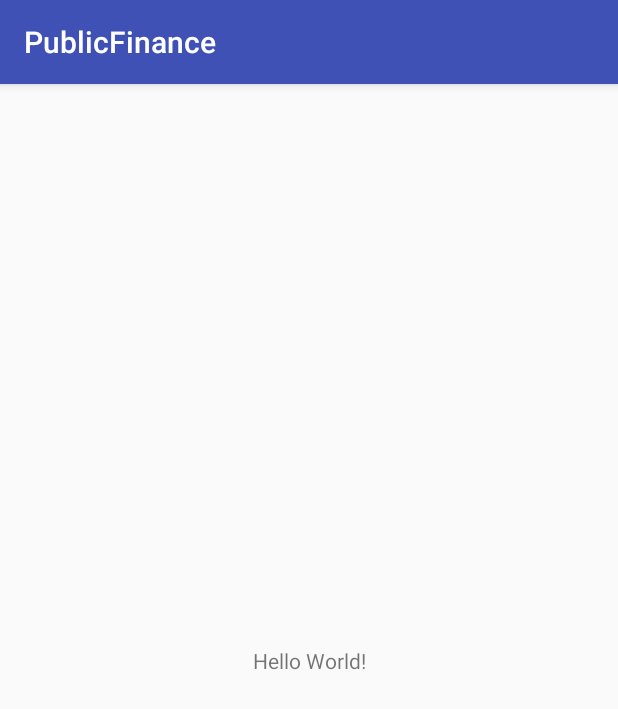
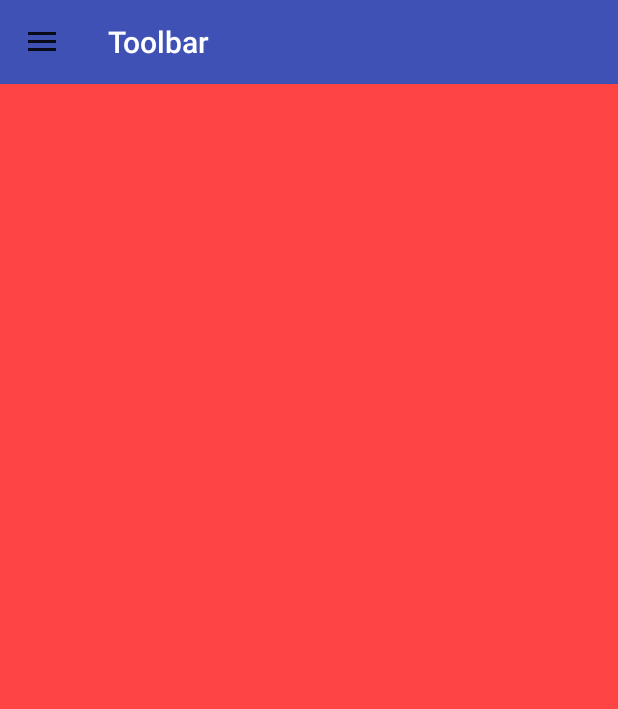
Before and after one commit to btbDriver/PublicFinance, an Android app: the screen it shows after launch (MainActivity), on a phone screen of 412 x 824 dp. Shown: the top 709 px of the screen. Run offline under Robolectric (Android 15) with nearby library versions, the phone set to English and light mode, and no system bars.

Commit message:
添加DrawerLayout侧滑菜单

```diff
--- a/app/src/main/java/finance/drive/com/publicfinance/MainActivity.kt
+++ b/app/src/main/java/finance/drive/com/publicfinance/MainActivity.kt
@@ -1,12 +1,45 @@
 package finance.drive.com.publicfinance
 
+import android.graphics.Color
+import android.os.Bundle
+import android.support.v4.widget.DrawerLayout
+import android.support.v7.app.ActionBarDrawerToggle
 import android.support.v7.app.AppCompatActivity
-import android.os.Bundle
+import android.support.v7.widget.Toolbar
+import android.widget.ArrayAdapter
+import android.widget.ListView
 
 class MainActivity : AppCompatActivity() {
+
+    //声明相关变量
+    var toolbar: Toolbar? = null
+    var mDrawerLayout: DrawerLayout? = null
+    var mDrawerToggle: ActionBarDrawerToggle? = null
+    var lvLeftMenu: ListView? = null
+    val lvs = arrayOf("个人信息", "团队管理", "财务中心", "大众财富", "公司咨询", "系统公告", "理财政策", "公司简介", "联系客服", "安全退出")
+    var arrayAdapter: ArrayAdapter<*>? = null
 
     override fun onCreate(savedInstanceState: Bundle?) {
         super.onCreate(savedInstanceState)
         setContentView(R.layout.activity_main)
+        findViews() //获取控件
+        toolbar!!.setTitle("Toolbar")//设置Toolbar标题
+        toolbar!!.setTitleTextColor(Color.parseColor("#ffffff")) //设置标题颜色
+        setSupportActionBar(toolbar)
+        supportActionBar!!.setHomeButtonEnabled(true) //设置返回键可用
+        supportActionBar!!.setDisplayHomeAsUpEnabled(true)
+        //创建返回键，并实现打开关/闭监听
+        mDrawerToggle = object : ActionBarDrawerToggle(this, mDrawerLayout, toolbar, R.string.open, R.string.close) {}
+        mDrawerToggle!!.syncState()
+        mDrawerLayout!!.addDrawerListener(mDrawerToggle!!)
+        //设置菜单列表
+        arrayAdapter = ArrayAdapter(this, android.R.layout.simple_list_item_1, lvs)
+        lvLeftMenu!!.setAdapter(arrayAdapter)
+    }
+
+    private fun findViews() {
+        toolbar = findViewById(R.id.tl_custom) as Toolbar
+        mDrawerLayout = findViewById(R.id.dl_left) as DrawerLayout
+        lvLeftMenu = findViewById(R.id.lv_left_menu) as ListView
     }
 }
--- a/app/src/main/res/layout/activity_main.xml
+++ b/app/src/main/res/layout/activity_main.xml
@@ -1,14 +1,15 @@
 <?xml version="1.0" encoding="utf-8"?>
-<android.support.constraint.ConstraintLayout
+<LinearLayout
     xmlns:android="http://schemas.android.com/apk/res/android"
-    xmlns:app="http://schemas.android.com/apk/res-auto"
-    xmlns:tools="http://schemas.android.com/tools" android:layout_width="match_parent"
+    xmlns:tools="http://schemas.android.com/tools"
+    android:layout_width="match_parent"
     android:layout_height="match_parent"
-    tools:context="finance.drive.com.publicfinance.MainActivity">
+    android:orientation="vertical"
+    >
 
-    <TextView android:layout_width="wrap_content" android:layout_height="wrap_content"
-        android:text="Hello World!" app:layout_constraintBottom_toBottomOf="parent"
-        app:layout_constraintLeft_toLeftOf="parent" app:layout_constraintRight_toRightOf="parent"
-        app:layout_constraintTop_toTopOf="parent" />
+    <include layout="@layout/custom_toolbar" />
 
-</android.support.constraint.ConstraintLayout>
+    <include layout="@layout/custom_drawerlayout" />
+
+
+</LinearLayout>
--- /dev/null
+++ b/app/src/main/res/layout/custom_drawerlayout.xml
@@ -0,0 +1,32 @@
+<?xml version="1.0" encoding="utf-8"?>
+<android.support.v4.widget.DrawerLayout
+    xmlns:android="http://schemas.android.com/apk/res/android"
+    xmlns:tools="http://schemas.android.com/tools"
+    android:id="@+id/dl_left"
+    android:layout_width="match_parent"
+    android:layout_height="match_parent">
+
+    <FrameLayout
+        android:id="@+id/content_frame"
+        android:layout_width="match_parent"
+        android:layout_height="match_parent"
+        android:background="@android:color/holo_red_light"
+        />
+
+    <FrameLayout
+        android:layout_width="240dp"
+        android:layout_height="match_parent"
+        android:layout_gravity="start"
+        android:background="@android:color/holo_blue_bright"
+        >
+
+        <ListView
+            android:id="@+id/lv_left_menu"
+            android:layout_width="match_parent"
+            android:layout_height="match_parent"
+            android:divider="@null"
+            android:text="DrawerLayout" />
+
+    </FrameLayout>
+
+</android.support.v4.widget.DrawerLayout>
--- /dev/null
+++ b/app/src/main/res/layout/custom_toolbar.xml
@@ -0,0 +1,11 @@
+<?xml version="1.0" encoding="utf-8"?>
+<android.support.v7.widget.Toolbar xmlns:android="http://schemas.android.com/apk/res/android"
+    xmlns:app="http://schemas.android.com/apk/res-auto"
+    android:id="@+id/tl_custom"
+    android:layout_width="match_parent"
+    android:layout_height="wrap_content"
+    android:background="?attr/colorPrimary"
+    android:minHeight="?attr/actionBarSize"
+    android:popupTheme="@style/ThemeOverlay.AppCompat.Light"
+    app:theme="@style/ThemeOverlay.AppCompat.ActionBar">
+</android.support.v7.widget.Toolbar>
--- a/app/src/main/res/values/strings.xml
+++ b/app/src/main/res/values/strings.xml
@@ -1,3 +1,6 @@
 <resources>
-    <string name="app_name">PublicFinance</string>
+    <string name="app_name">大众理财</string>
+
+    <string name="open">打开</string>
+    <string name="close">关闭</string>
 </resources>
--- a/app/src/main/res/values/styles.xml
+++ b/app/src/main/res/values/styles.xml
@@ -1,7 +1,7 @@
 <resources>
 
     <!-- Base application theme. -->
-    <style name="AppTheme" parent="Theme.AppCompat.Light.DarkActionBar">
+    <style name="AppTheme" parent="Theme.AppCompat.Light.NoActionBar">
         <!-- Customize your theme here. -->
         <item name="colorPrimary">@color/colorPrimary</item>
         <item name="colorPrimaryDark">@color/colorPrimaryDark</item>
```
